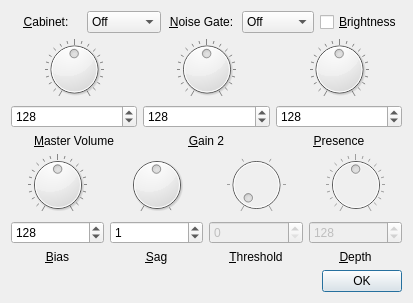
Qt form plug/amp_advanced.ui (b2ornot2b/plug) before a commit.
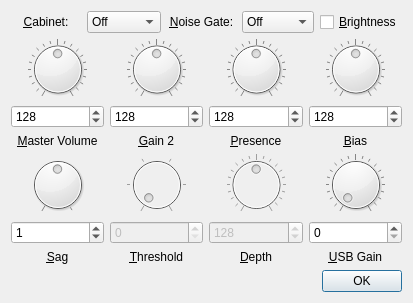
The same form after that commit.

Commit message: Added USB gain functionality

The edit to the form file:
```diff
--- a/plug/amp_advanced.ui
+++ b/plug/amp_advanced.ui
@@ -348,10 +348,6 @@
        </item>
       </layout>
      </item>
-    </layout>
-   </item>
-   <item>
-    <layout class="QHBoxLayout" name="horizontalLayout_2">
      <item>
       <layout class="QVBoxLayout" name="verticalLayout_8">
        <item>
@@ -407,6 +403,10 @@
        </item>
       </layout>
      </item>
+    </layout>
+   </item>
+   <item>
+    <layout class="QHBoxLayout" name="horizontalLayout_2">
      <item>
       <layout class="QVBoxLayout" name="verticalLayout_9">
        <item>
@@ -584,6 +584,61 @@
        </item>
       </layout>
      </item>
+     <item>
+      <layout class="QVBoxLayout" name="verticalLayout_10">
+       <item>
+        <widget class="QDial" name="dial_8">
+         <property name="accessibleName">
+          <string>Bias dial</string>
+         </property>
+         <property name="accessibleDescription">
+          <string>Allows you to choose bias level</string>
+         </property>
+         <property name="maximum">
+          <number>255</number>
+         </property>
+         <property name="value">
+          <number>0</number>
+         </property>
+         <property name="notchTarget">
+          <double>12.750000000000000</double>
+         </property>
+         <property name="notchesVisible">
+          <bool>true</bool>
+         </property>
+        </widget>
+       </item>
+       <item>
+        <widget class="QSpinBox" name="spinBox_8">
+         <property name="accessibleName">
+          <string>Bias box</string>
+         </property>
+         <property name="accessibleDescription">
+          <string>Allows you to precisely enter the level of bias</string>
+         </property>
+         <property name="maximum">
+          <number>255</number>
+         </property>
+         <property name="value">
+          <number>0</number>
+         </property>
+        </widget>
+       </item>
+       <item>
+        <widget class="QLabel" name="label_10">
+         <property name="text">
+          <string>&amp;USB Gain</string>
+         </property>
+         <property name="alignment">
+          <set>Qt::AlignCenter</set>
+         </property>
+         <property name="buddy">
+          <cstring>spinBox_8</cstring>
+         </property>
+        </widget>
+       </item>
+      </layout>
+     </item>
     </layout>
    </item>
    <item>
```
Left out of the diff: 170 changed lines with no effect on the pictures. The commit also changes 9 other files.
